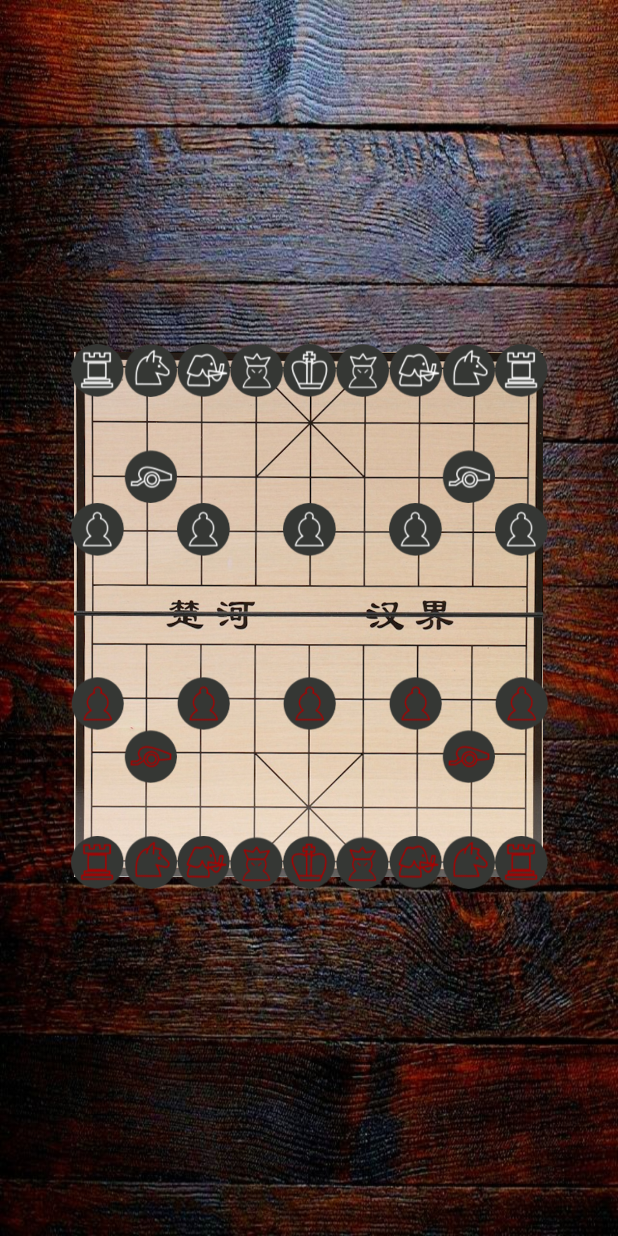
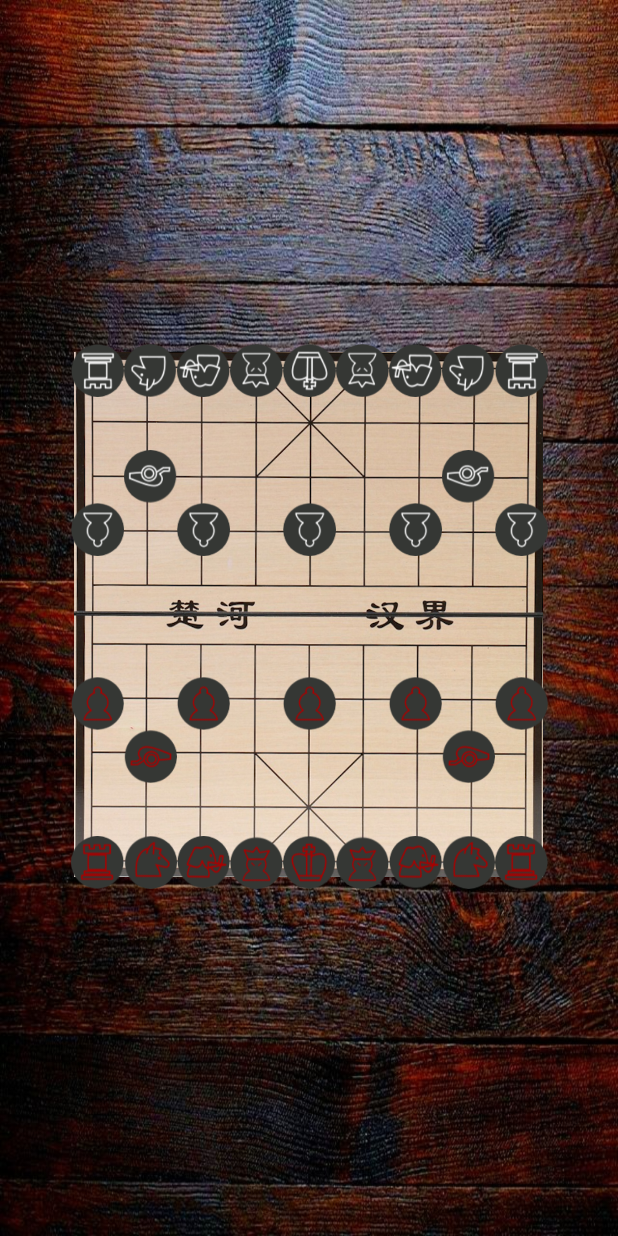
Before and after one commit to cf19ArnauCastillo/Xiangqi, an Android app: the Tablero screen opened directly, with no data from a screen before it, on a phone screen of 412 x 824 dp. Run offline under Robolectric (Android 15) with nearby library versions, the phone set to English and light mode, and no system bars; 2 statements that could not run were skipped.

Commit message:
tablero en proceso

```diff
--- a/app/src/main/AndroidManifest.xml
+++ b/app/src/main/AndroidManifest.xml
@@ -9,7 +9,7 @@
         android:roundIcon="@mipmap/ic_launcher_round"
         android:supportsRtl="true"
         android:theme="@style/Theme.Xiangqi">
-        <activity android:name=".Tablero"></activity>
+        <activity android:name=".Tablero"/>
         <activity android:name=".SobreNosaltres" />
         <activity android:name=".Ajuda" />
         <activity android:name=".Jugar" />
--- a/app/src/main/res/layout/activity_tablero.xml
+++ b/app/src/main/res/layout/activity_tablero.xml
@@ -61,55 +61,64 @@
                 android:id="@+id/a10"
                 android:layout_width="35dp"
                 android:layout_height="35dp"
-                android:background="@drawable/Blancotorre" />
+                android:background="@drawable/blancotorre"
+                android:rotation="180" />
 
             <ImageView
                 android:id="@+id/b10"
                 android:layout_width="35dp"
                 android:layout_height="35dp"
-                android:background="@drawable/Blancocaballo" />
+                android:background="@drawable/blancocaballo"
+                android:rotation="180" />
 
             <ImageView
                 android:id="@+id/c10"
                 android:layout_width="35dp"
                 android:layout_height="35dp"
-                android:background="@drawable/Blancoelefante" />
+                android:background="@drawable/blancoelefante"
+                android:rotation="180" />
 
             <ImageView
                 android:id="@+id/d10"
                 android:layout_width="35dp"
                 android:layout_height="35dp"
-                android:background="@drawable/Blancovasallo" />
+                android:background="@drawable/blancovasallo"
+                android:rotation="180" />
 
             <ImageView
                 android:id="@+id/e10"
                 android:layout_width="35dp"
                 android:layout_height="35dp"
-                android:background="@drawable/Blancorey" />
+                android:background="@drawable/blancorey"
+                android:rotation="180" />
 
             <ImageView
                 android:id="@+id/f10"
                 android:layout_width="35dp"
                 android:layout_height="35dp"
-                android:background="@drawable/Blancovasallo" />
+                android:background="@drawable/blancovasallo"
+                android:rotation="180" />
 
             <ImageView
                 android:id="@+id/g10"
                 android:layout_width="35dp"
                 android:layout_height="35dp"
-                android:background="@drawable/Blancoelefante" />
+                android:background="@drawable/blancoelefante"
+                android:rotation="180" />
 
             <ImageView
                 android:id="@+id/h10"
                 android:layout_width="35dp"
                 android:layout_height="35dp"
-                android:background="@drawable/Blancocaballo" />
+                android:background="@drawable/blancocaballo"
+                android:rotation="180" />
 
             <ImageView
                 android:id="@+id/i10"
                 android:layout_width="35dp"
                 android:layout_height="35dp"
-                android:background="@drawable/Blancotorre" />
+                android:background="@drawable/blancotorre"
+                android:rotation="180" />
         </TableRow>
 
         <TableRow
@@ -177,7 +186,8 @@
                 android:id="@+id/b8"
                 android:layout_width="35dp"
                 android:layout_height="35dp"
-                android:background="@drawable/Blancocanon" />
+                android:background="@drawable/blancocanon"
+                android:rotation="180" />
 
             <ImageView
                 android:id="@+id/c8"
@@ -208,7 +218,8 @@
                 android:id="@+id/h8"
                 android:layout_width="35dp"
                 android:layout_height="35dp"
-                android:background="@drawable/Blancocanon" />
+                android:background="@drawable/blancocanon"
+                android:rotation="180" />
 
             <ImageView
                 android:id="@+id/i8"
@@ -225,7 +236,8 @@
                 android:id="@+id/a7"
                 android:layout_width="35dp"
                 android:layout_height="35dp"
-                android:background="@drawable/Blancopeon" />
+                android:background="@drawable/blancopeon"
+                android:rotation="180" />
 
             <ImageView
                 android:id="@+id/b7"
@@ -236,7 +248,8 @@
                 android:id="@+id/c7"
                 android:layout_width="35dp"
                 android:layout_height="35dp"
-                android:background="@drawable/Blancopeon" />
+                android:background="@drawable/blancopeon"
+            android:rotation="180" />
 
             <ImageView
                 android:id="@+id/d7"
@@ -247,7 +260,8 @@
                 android:id="@+id/e7"
                 android:layout_width="35dp"
                 android:layout_height="35dp"
-                android:background="@drawable/Blancopeon" />
+                android:background="@drawable/blancopeon"
+            android:rotation="180" />
 
             <ImageView
                 android:id="@+id/f7"
@@ -258,7 +272,8 @@
                 android:id="@+id/g7"
                 android:layout_width="35dp"
                 android:layout_height="35dp"
-                android:background="@drawable/Blancopeon" />
+                android:background="@drawable/blancopeon"
+            android:rotation="180" />
 
             <ImageView
                 android:id="@+id/h7"
@@ -269,7 +284,8 @@
                 android:id="@+id/i7"
                 android:layout_width="35dp"
                 android:layout_height="35dp"
-                android:background="@drawable/Blancopeon" />
+                android:background="@drawable/blancopeon"
+                android:rotation="180" />
         </TableRow>
 
         <TableRow
@@ -394,7 +410,7 @@
                 android:id="@+id/a4"
                 android:layout_width="35dp"
                 android:layout_height="35dp"
-                android:background="@drawable/Rojopeon" />
+                android:background="@drawable/rojopeon" />
 
             <ImageView
                 android:id="@+id/b4"
@@ -405,7 +421,7 @@
                 android:id="@+id/c4"
                 android:layout_width="35dp"
                 android:layout_height="35dp"
-                android:background="@drawable/Rojopeon" />
+                android:background="@drawable/rojopeon" />
 
             <ImageView
                 android:id="@+id/d4"
@@ -416,7 +432,7 @@
                 android:id="@+id/e4"
                 android:layout_width="35dp"
                 android:layout_height="35dp"
-                android:background="@drawable/Rojopeon" />
+                android:background="@drawable/rojopeon" />
 
             <ImageView
                 android:id="@+id/f4"
@@ -427,7 +443,7 @@
                 android:id="@+id/g4"
                 android:layout_width="35dp"
                 android:layout_height="35dp"
-                android:background="@drawable/Rojopeon" />
+                android:background="@drawable/rojopeon" />
 
             <ImageView
                 android:id="@+id/h4"
@@ -438,7 +454,7 @@
                 android:id="@+id/i4"
                 android:layout_width="35dp"
                 android:layout_height="35dp"
-                android:background="@drawable/Rojopeon" />
+                android:background="@drawable/rojopeon" />
         </TableRow>
 
         <TableRow
@@ -455,7 +471,7 @@
                 android:id="@+id/b3"
                 android:layout_width="35dp"
                 android:layout_height="35dp"
-                android:background="@drawable/Rojocanon" />
+                android:background="@drawable/rojocanon" />
 
             <ImageView
                 android:id="@+id/c3"
@@ -486,7 +502,7 @@
                 android:id="@+id/h3"
                 android:layout_width="35dp"
                 android:layout_height="35dp"
-                android:background="@drawable/Rojocanon" />
+                android:background="@drawable/rojocanon" />
 
             <ImageView
                 android:id="@+id/i3"
@@ -555,55 +571,55 @@
                 android:id="@+id/a1"
                 android:layout_width="35dp"
                 android:layout_height="35dp"
-                android:background="@drawable/Rojotorre" />
+                android:background="@drawable/rojotorre" />
 
             <ImageView
                 android:id="@+id/b1"
                 android:layout_width="35dp"
                 android:layout_height="35dp"
-                android:background="@drawable/Rojocaballo" />
+                android:background="@drawable/rojocaballo" />
 
             <ImageView
                 android:id="@+id/c1"
                 android:layout_width="35dp"
                 android:layout_height="35dp"
-                android:background="@drawable/Rojoelefante" />
+                android:background="@drawable/rojoelefante" />
 
             <ImageView
                 android:id="@+id/d1"
                 android:layout_width="35dp"
                 android:layout_height="35dp"
-                android:background="@drawable/Rojovasallo" />
+                android:background="@drawable/rojovasallo" />
 
             <ImageView
                 android:id="@+id/e1"
                 android:layout_width="35dp"
                 android:layout_height="35dp"
-                android:background="@drawable/Rojorey" />
+                android:background="@drawable/rojorey" />
 
             <ImageView
                 android:id="@+id/f1"
                 android:layout_width="35dp"
                 android:layout_height="35dp"
-                android:background="@drawable/Rojovasallo" />
+                android:background="@drawable/rojovasallo" />
 
             <ImageView
                 android:id="@+id/g1"
                 android:layout_width="35dp"
                 android:layout_height="35dp"
-                android:background="@drawable/Rojoelefante" />
+                android:background="@drawable/rojoelefante" />
 
             <ImageView
                 android:id="@+id/h1"
                 android:layout_width="35dp"
                 android:layout_height="35dp"
-                android:background="@drawable/Rojocaballo" />
+                android:background="@drawable/rojocaballo" />
 
             <ImageView
                 android:id="@+id/i1"
                 android:layout_width="35dp"
                 android:layout_height="35dp"
-                android:background="@drawable/Rojotorre" />
+                android:background="@drawable/rojotorre" />
         </TableRow>
     </TableLayout>
 
--- a/app/src/main/res/values/themes.xml
+++ b/app/src/main/res/values/themes.xml
@@ -3,8 +3,8 @@
     <style name="Theme.Xiangqi" parent="Theme.MaterialComponents.DayNight.NoActionBar">
         <!-- Primary brand color. -->
         <item name="colorPrimary">@color/white</item>
-        <item name="colorPrimaryVariant">@color/white</item>
-        <item name="colorOnPrimary">@color/white</item>
+        <item name="colorPrimaryVariant">@color/purple_700</item>
+        <item name="colorOnPrimary">@color/black</item>
         <!-- Secondary brand color. -->
         <item name="colorSecondary">@color/teal_200</item>
         <item name="colorSecondaryVariant">@color/teal_700</item>
```
Also changed, not shown: app/src/main/res/drawable/blancocaballo.png (renamed from app/src/main/res/drawable/Blancocaballo.png), app/src/main/res/drawable/blancocanon.png (renamed from app/src/main/res/drawable/Blancocanon.png), app/src/main/res/drawable/blancoelefante.png (renamed from app/src/main/res/drawable/Blancoelefante.png), app/src/main/res/drawable/blancopeon.png (renamed from app/src/main/res/drawable/Blancopeon.png), app/src/main/res/drawable/blancorey.png (renamed from app/src/main/res/drawable/Blancorey.png), app/src/main/res/drawable/blancotorre.png (renamed from app/src/main/res/drawable/Blancotorre.png), app/src/main/res/drawable/blancovasallo.png (renamed from app/src/main/res/drawable/Blancovasallo.png), app/src/main/res/drawable/rojocaballo.png (renamed from app/src/main/res/drawable/Rojocaballo.png), app/src/main/res/drawable/rojocanon.png (renamed from app/src/main/res/drawable/Rojocanon.png), app/src/main/res/drawable/rojoelefante.png (renamed from app/src/main/res/drawable/Rojoelefante.png), app/src/main/res/drawable/rojopeon.png (renamed from app/src/main/res/drawable/Rojopeon.png), app/src/main/res/drawable/rojorey.png (renamed from app/src/main/res/drawable/Rojorey.png), app/src/main/res/drawable/rojotorre.png (renamed from app/src/main/res/drawable/Rojotorre.png), app/src/main/res/drawable/rojovasallo.png (renamed from app/src/main/res/drawable/Rojovasallo.png).
